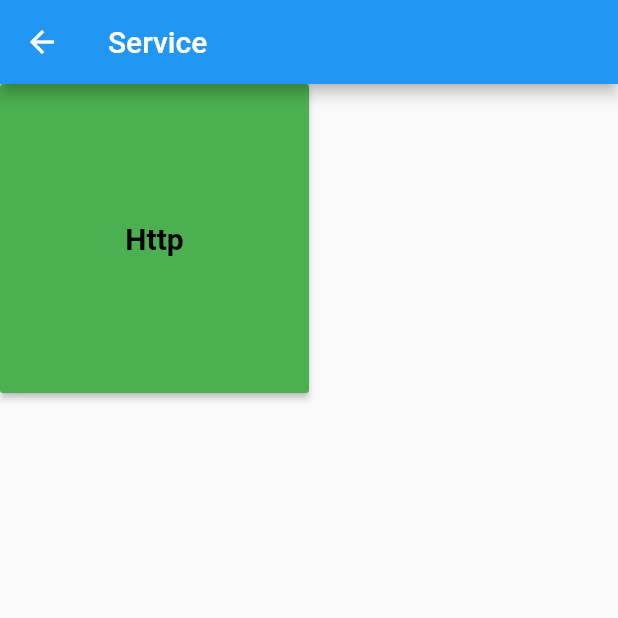
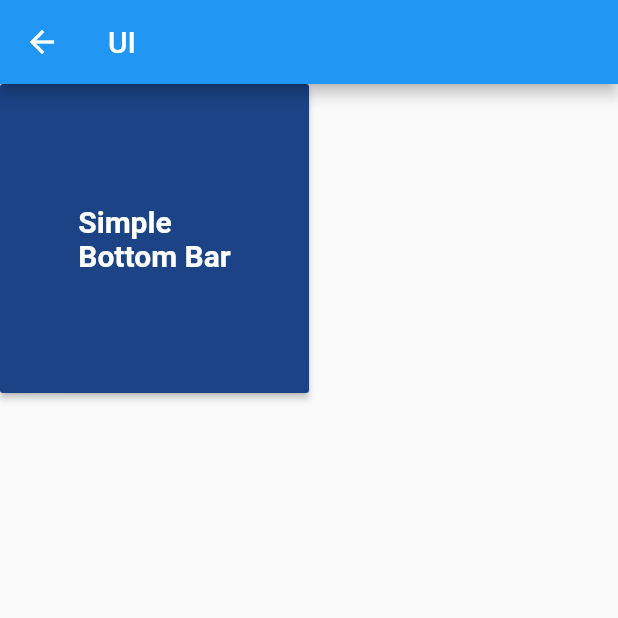
Before and after one commit to lattercodelab/flutter, a Flutter app: the screen it shows after launch, after a tap on "Ui", on a phone screen of 412 x 824 dp, the top half of it. Run offline on Flutter 3.47's test engine with Material 2 defaults, Android fonts, the light colour scheme and no system bars; our stand-ins replace rxdart.

Commit message:
add simple bottom bar.

```diff
--- a/flutter_lab/lib/ui/main_screen.dart
+++ b/flutter_lab/lib/ui/main_screen.dart
@@ -1,12 +1,12 @@
 import 'package:flutter/material.dart';
 import 'package:flutter_lab/object/app_config.dart';
-import 'package:flutter_lab/playground/async_screen.dart';
 import 'package:flutter_lab/playground/playground_screen.dart';
 import 'package:flutter_lab/tools/widget_helper.dart';
 import 'package:flutter_lab/ui/animation_screen.dart';
 import 'package:flutter_lab/ui/bloc_screen.dart';
 import 'package:flutter_lab/ui/router_screen.dart';
 import 'package:flutter_lab/ui/service_screen.dart';
+import 'package:flutter_lab/ui/ui_screen.dart';
 import 'package:flutter_lab/ui/widget_screen.dart';
 
 class MainScreen extends StatelessWidget {
@@ -15,6 +15,7 @@ class MainScreen extends StatelessWidget {
   Widget build(BuildContext context) {
     var config = AppConfig.of(context);
     return MaterialApp(
+      debugShowCheckedModeBanner: false,
       theme: ThemeData(
         primarySwatch: Colors.blue,
       ),
@@ -43,13 +44,12 @@ class _MyHomePageState extends State<MyHomePage> {
           key: Key('main_gridview'),
           children: <Widget>[
             WidgetHelper.buttonOpen(context, PlaygroundScreen(), name: "Playground"),
-            WidgetHelper.buttonOpen(context, AsyncScreen(), name: "Async"),
-            WidgetHelper.buttonOpen(context, BlocScreen(), name: "Bloc"),
             WidgetHelper.buttonOpen(context, WidgetScreen(), name: "Widget"),
             WidgetHelper.buttonOpen(context, AnimationScreen(), name: "Animation"),
             WidgetHelper.buttonOpen(context, RouterScreen(), name: "Routers"),
             WidgetHelper.buttonOpen(context, ServiceScreen(), name: "Service"),
-            WidgetHelper.buttonOpen(context, ServiceScreen(), name: "Ui"),
+            WidgetHelper.buttonOpen(context, BlocScreen(), name: "Bloc"),
+            WidgetHelper.buttonOpen(context, UiScreen(), name: "Ui"),
             WidgetHelper.buttonOpen(context, ServiceScreen(), name: "Experimenet"),
           ],
           gridDelegate: SliverGridDelegateWithFixedCrossAxisCount(crossAxisCount: 2),
--- /dev/null
+++ b/flutter_lab/lib/ui/ui_screen.dart
@@ -0,0 +1,24 @@
+import 'package:flutter/material.dart';
+import 'package:flutter_lab/tools/widget_helper.dart';
+import 'package:flutter_lab/ui/experiment/simple_bottombar_screen.dart';
+
+class UiScreen extends StatefulWidget {
+  _UiScreenState createState() => _UiScreenState();
+}
+
+class _UiScreenState extends State<UiScreen> {
+  @override
+  Widget build(BuildContext context) {
+    return Scaffold(
+        appBar: AppBar(
+          title: Text('UI'),
+        ),
+        body: GridView(
+          children: <Widget>[
+            WidgetHelper.buttonOpen(context, SimpleBottomBarScreen(), name: "Simple \nBottom Bar")
+          ],
+          gridDelegate: SliverGridDelegateWithFixedCrossAxisCount(crossAxisCount: 2),
+        ),
+    );
+  }
+}
```
Also changed, not shown: flutter_lab/lib/playground/async_screen.dart (deleted, +0 -27 lines), flutter_lab/lib/ui/experiment/simple_bottombar_screen.dart (added, +95 -0 lines).
